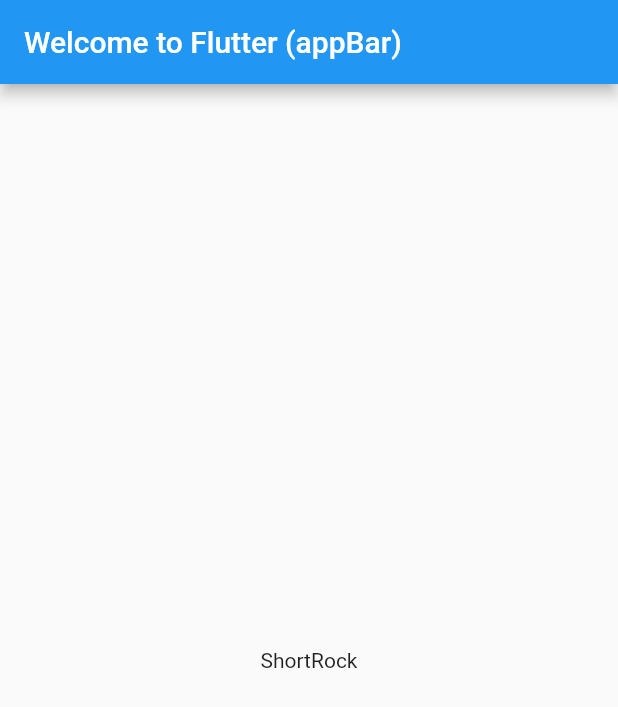
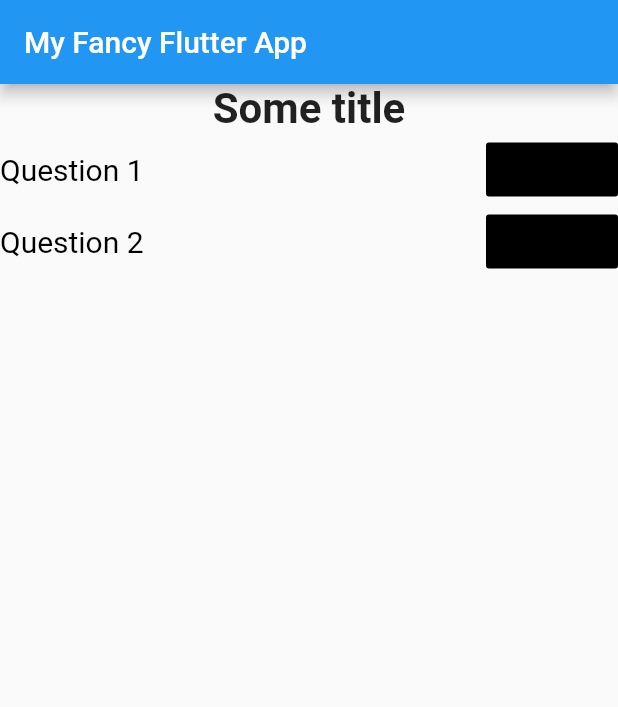
Before and after one commit to code-schreiber/MyFancyFlutterApp, a Flutter app: the screen it shows after launch, on a phone screen of 412 x 824 dp. Shown: the top 707 px of the screen. Run offline on Flutter 3.47's test engine with Material 2 defaults, Android fonts, the phone set to English and light mode, and no system bars.

Commit message:
Playing around with views and layouts

```diff
--- a/lib/main.dart
+++ b/lib/main.dart
@@ -1,4 +1,3 @@
-import 'package:english_words/english_words.dart';
 import 'package:flutter/material.dart';
 
 void main() => runApp(MyApp());
@@ -6,33 +5,94 @@ void main() => runApp(MyApp());
 class MyApp extends StatelessWidget {
   @override
   Widget build(BuildContext context) {
+    var title = 'My Fancy Flutter App';
     return MaterialApp(
-      title: 'Welcome to Flutter (title)',
+      title: title,
 //      home: MyHomePage(title: 'Flutter Demo Home Page'),
       home: Scaffold(
         appBar: AppBar(
-          title: Text('Welcome to Flutter (appBar)'),
+          title: Text(title),
         ),
-        body: Center(
-          child: RandomWords(),
-        ),
+        body: MyBody(),
       ),
     );
   }
 }
 
-class RandomWordsState extends State<RandomWords> {
+class QuestionWidget extends StatefulWidget {
+  QuestionWidget(this._question);
+
+  final _question;
+
+  @override
+  _QuestionWidgetState createState() => _QuestionWidgetState(_question);
+}
+
+class _QuestionWidgetState extends State<QuestionWidget> {
+  _QuestionWidgetState(this._question);
+
+  final _question;
+
+  int _count = 0;
+
   @override
   Widget build(BuildContext context) {
-    final wordPair = WordPair.random();
-    var newWord = wordPair.asPascalCase;
-    return Text(newWord);
+    var newColor = _count > 0 ? Colors.green : Colors.black;
+    return Row(
+      children: [
+        Expanded(
+            child: Text(
+              _question,
+              style: TextStyle(
+                  fontSize: 20.0, color: newColor),
+            )),
+        FlatButton(
+          onPressed: _updateCount,
+          color: newColor,
+          child: Text('$_count'),
+        ),
+      ],
+    );
+  }
+
+  void _updateCount() {
+    setState(() {
+      // TODO log changes
+      _count = _count + 1;
+      if (_count > 10) _count = 0;
+    });
   }
 }
 
-class RandomWords extends StatefulWidget {
+class MyBody extends StatelessWidget {
   @override
-  RandomWordsState createState() => RandomWordsState();
+  Widget build(BuildContext context) {
+    var title = Center(
+      child: Text('Some title',
+          style: TextStyle(
+            fontSize: 28.0,
+            fontWeight: FontWeight.bold,
+          )),
+    );
+
+    var questions = Table(
+      children: [
+        TableRow(children: [
+          QuestionWidget('Question 1'),
+        ]),
+        TableRow(children: [
+          QuestionWidget('Question 2'),
+        ])
+      ],
+    );
+
+    return Container(
+      child: Column(
+        mainAxisSize: MainAxisSize.max,
+        children: [title, questions],
+      ),
+    );
+  }
 }
 
 //------------------------------------------------------------------------------
```
Also changed, not shown: pubspec.lock, 1 other file.
